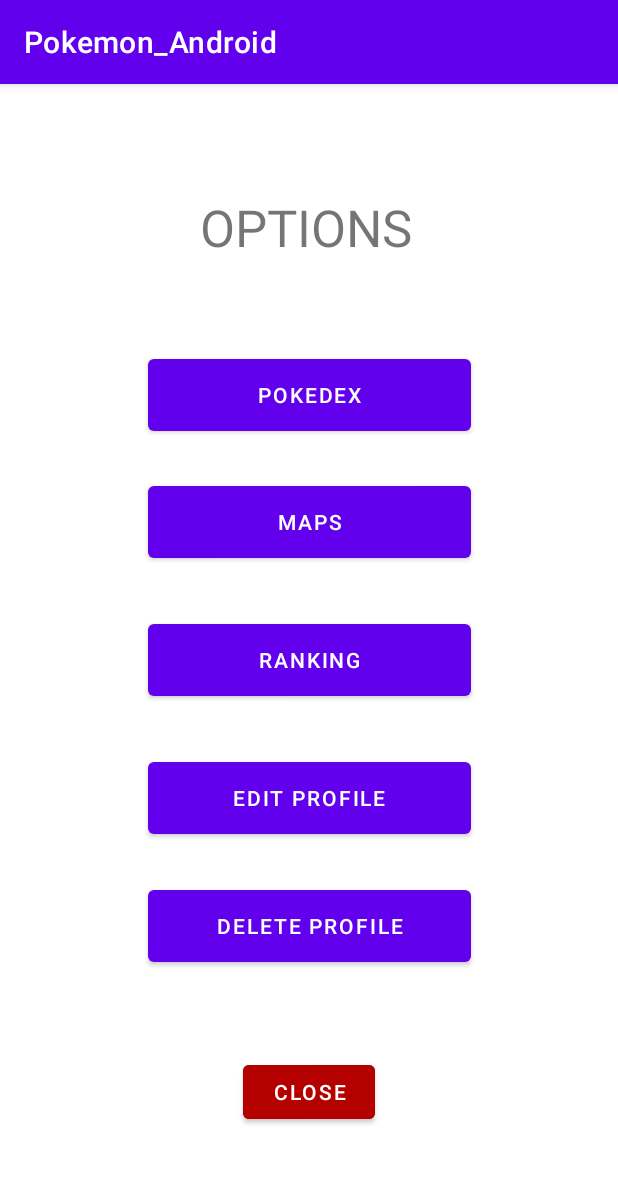
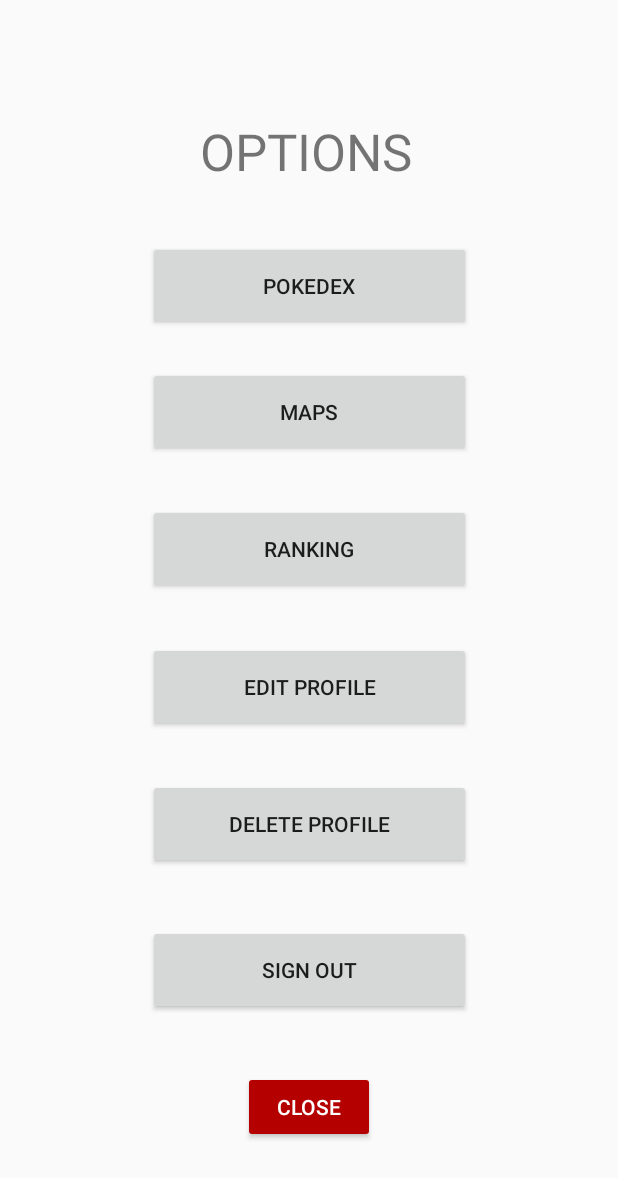
Before and after one commit to aidaapadilla/Pokemon_Android, an Android app: the OptionsActivity screen opened directly, with no data from a screen before it, on a phone screen of 412 x 824 dp. Shown: the top 1178 px of the screen. Run offline under Robolectric (Android 15) with nearby library versions, the phone set to English and light mode, and no system bars.

Commit message:
Sign out

```diff
--- a/app/src/main/AndroidManifest.xml
+++ b/app/src/main/AndroidManifest.xml
@@ -10,7 +10,7 @@
         android:label="@string/app_name"
         android:roundIcon="@mipmap/ic_launcher_round"
         android:supportsRtl="true"
-        android:theme="@style/Theme.Pokemon_Android"
+        android:theme="@style/Theme.AppCompat.Light.NoActionBar"
         android:usesCleartextTraffic="true">
         <activity
             android:name=".OptionsActivity"
@@ -41,7 +41,6 @@
             android:exported="true">
             <intent-filter>
                 <action android:name="android.intent.action.MAIN" />
-
                 <category android:name="android.intent.category.LAUNCHER" />
             </intent-filter>
         </activity>
--- a/app/src/main/java/dsa/ejercicios_practica/pokemon_android/LogInActivity.java
+++ b/app/src/main/java/dsa/ejercicios_practica/pokemon_android/LogInActivity.java
@@ -115,7 +115,7 @@ public class LogInActivity extends AppCompatActivity {
     }
 
     public void saveUserLogged(User user){
-        SharedPreferences sharedPref = getPreferences(context.MODE_PRIVATE);
+        SharedPreferences sharedPref = getSharedPreferences("userlogged", context.MODE_PRIVATE);
         SharedPreferences.Editor editor = sharedPref.edit();
         editor.putString("name",user.getName());
         editor.putString("password",user.getPassword());
--- a/app/src/main/java/dsa/services/UserService.java
+++ b/app/src/main/java/dsa/services/UserService.java
@@ -15,6 +15,6 @@ public interface UserService{
     Call<User> login(@Body Credentials credentials);
     @PUT("/dsaApp/endpoint/updateuser")
     Call<User> update(@Body User user);
-    @PUT("/dsaApp/endpoint/delete/{username}")
-    Call<>
+    //@PUT("/dsaApp/endpoint/delete/{username}")
+    //Call<>
 }
--- a/app/src/main/res/layout/activity_options.xml
+++ b/app/src/main/res/layout/activity_options.xml
@@ -16,7 +16,7 @@
         app:layout_constraintEnd_toEndOf="parent"
         app:layout_constraintStart_toStartOf="parent"
         app:layout_constraintTop_toTopOf="parent"
-        app:layout_constraintVertical_bias="0.63" />
+        app:layout_constraintVertical_bias="0.56" />
 
     <Button
         android:id="@+id/deleteProfileButton"
@@ -28,7 +28,7 @@
         app:layout_constraintEnd_toEndOf="parent"
         app:layout_constraintStart_toStartOf="parent"
         app:layout_constraintTop_toTopOf="parent"
-        app:layout_constraintVertical_bias="0.75" />
+        app:layout_constraintVertical_bias="0.68" />
 
     <Button
         android:id="@+id/pokedexButton"
@@ -40,7 +40,7 @@
         app:layout_constraintEnd_toEndOf="parent"
         app:layout_constraintStart_toStartOf="parent"
         app:layout_constraintTop_toTopOf="parent"
-        app:layout_constraintVertical_bias="0.25" />
+        app:layout_constraintVertical_bias="0.20999998" />
 
     <Button
         android:id="@+id/mapsButton"
@@ -52,7 +52,19 @@
         app:layout_constraintEnd_toEndOf="parent"
         app:layout_constraintStart_toStartOf="parent"
         app:layout_constraintTop_toTopOf="parent"
-        app:layout_constraintVertical_bias="0.37" />
+        app:layout_constraintVertical_bias="0.32" />
+
+    <Button
+        android:id="@+id/signoutButton"
+        android:layout_width="215dp"
+        android:layout_height="60dp"
+        android:onClick="signOutClick"
+        android:text="sign out"
+        app:layout_constraintBottom_toBottomOf="parent"
+        app:layout_constraintEnd_toEndOf="parent"
+        app:layout_constraintStart_toStartOf="parent"
+        app:layout_constraintTop_toTopOf="parent"
+        app:layout_constraintVertical_bias="0.807" />
 
     <Button
         android:id="@+id/rankingButton"
@@ -63,7 +75,8 @@
         app:layout_constraintBottom_toBottomOf="parent"
         app:layout_constraintEnd_toEndOf="parent"
         app:layout_constraintStart_toStartOf="parent"
-        app:layout_constraintTop_toTopOf="parent" />
+        app:layout_constraintTop_toTopOf="parent"
+        app:layout_constraintVertical_bias="0.44" />
 
     <TextView
         android:id="@+id/optionsTextView"
@@ -91,6 +104,6 @@
         app:layout_constraintEnd_toEndOf="parent"
         app:layout_constraintStart_toStartOf="parent"
         app:layout_constraintTop_toTopOf="parent"
-        app:layout_constraintVertical_bias="0.9"
+        app:layout_constraintVertical_bias="0.92"
         app:rippleColor="#00FF0000" />
 </androidx.constraintlayout.widget.ConstraintLayout>
```
Also changed, not shown: app/src/main/java/dsa/ejercicios_practica/pokemon_android/OptionsActivity.java (+11 -1 lines), app/src/main/res/layout/profile.xml (+2 -5 lines).
